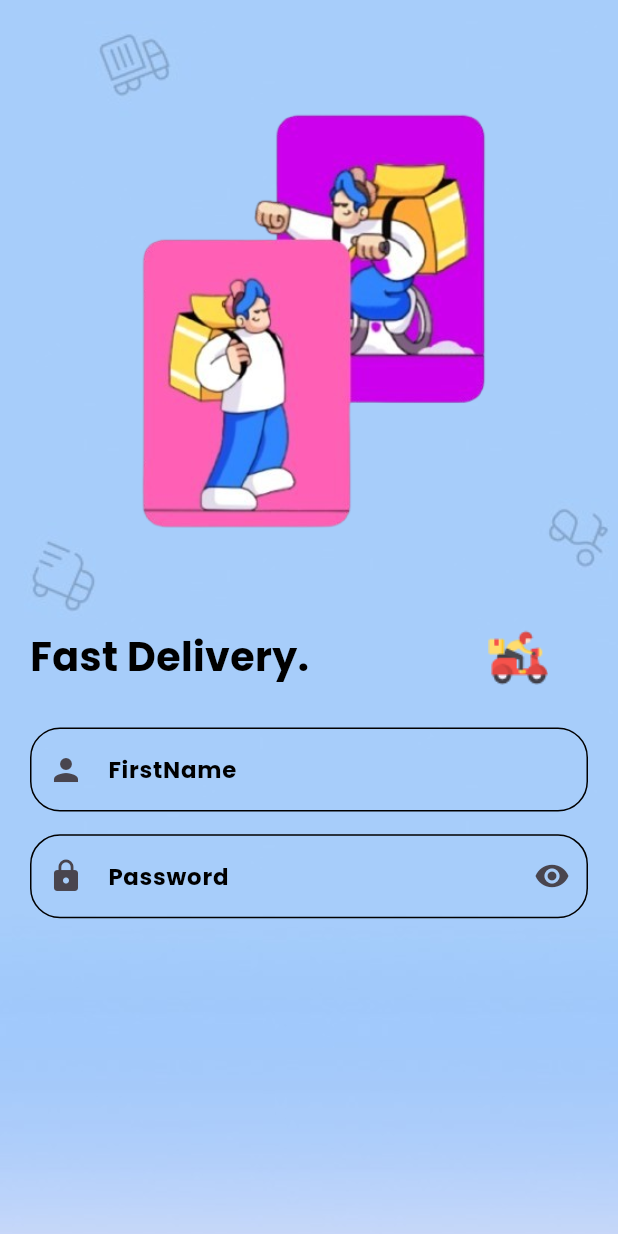
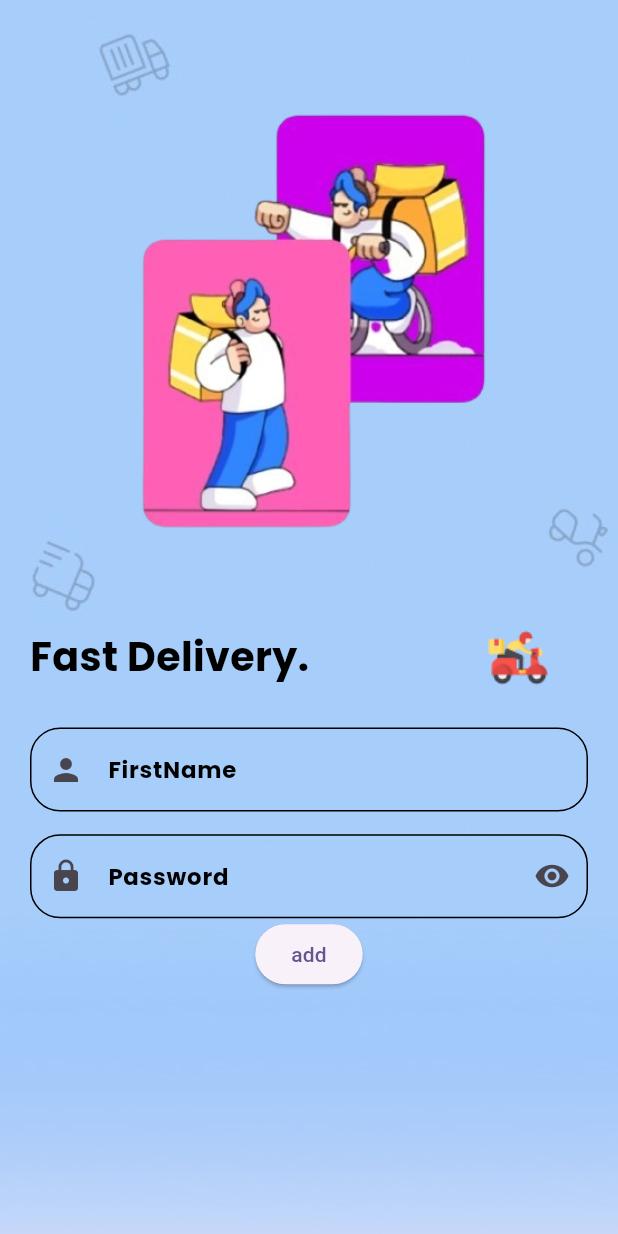
Before and after one commit to rihem435/app-ecommerce, a Flutter app: the screen it shows after launch, on a phone screen of 412 x 824 dp. Run offline on Flutter 3.47's test engine with Material 3 defaults, Android fonts, the light colour scheme and no system bars; our stand-ins replace flutter_screenutil.

Commit message:
add controller in  input_text_app

```diff
--- a/lib/core/widgets/app/input_text_app.dart
+++ b/lib/core/widgets/app/input_text_app.dart
@@ -8,17 +8,19 @@ class InputTextApp extends StatelessWidget {
   final IconData? prefixIcon;
   final Widget? iconVisbility;
   final bool? obscureText;
+  final TextEditingController? controller;
   const InputTextApp(
       {Key? key,
       this.label,
       this.prefixIcon,
       this.iconVisbility,
-      this.obscureText})
+      this.obscureText, this.controller})
       : super(key: key);
 
   @override
   Widget build(BuildContext context) {
     return TextFormField(
+      controller: controller,
       obscureText: obscureText ?? false,
       decoration: InputDecoration(
         label: Text(
@@ -59,6 +61,15 @@ class InputTextApp extends StatelessWidget {
             20,
           ),
         ),
+        focusedErrorBorder: OutlineInputBorder(
+          borderSide: BorderSide(
+            style: BorderStyle.solid,
+            color: AppColors.redColor,
+          ),
+          borderRadius: BorderRadius.circular(
+            20,
+          ),
+        ),
       ),
     );
   }
--- a/lib/screen/delivery/create_delivery_screen.dart
+++ b/lib/screen/delivery/create_delivery_screen.dart
@@ -12,6 +12,9 @@ class CreateDeliveryScreen extends StatelessWidget {
 
   @override
   Widget build(BuildContext context) {
+    TextEditingController firstNameController = TextEditingController();
+    TextEditingController passwordController = TextEditingController();
+
     return CustomBackgroundImageScreen(
       image: "bg_delivery.jpg",
       widget: Padding(
@@ -44,6 +47,7 @@ class CreateDeliveryScreen extends StatelessWidget {
               InputTextApp(
                 label: "FirstName",
                 prefixIcon: Icons.person,
+                controller: firstNameController,
               ),
               SizedBox(
                 height: 15.h,
@@ -58,7 +62,15 @@ class CreateDeliveryScreen extends StatelessWidget {
                   ),
                 ),
                 obscureText: true,
+                controller: passwordController,
               ),
+              ElevatedButton(
+                  onPressed: () {
+                    print('firstname============>$firstNameController');
+
+                    print('firstname text============>${firstNameController.text}');
+                  },
+                  child: Text("add"))
             ],
           ),
         ),
```
